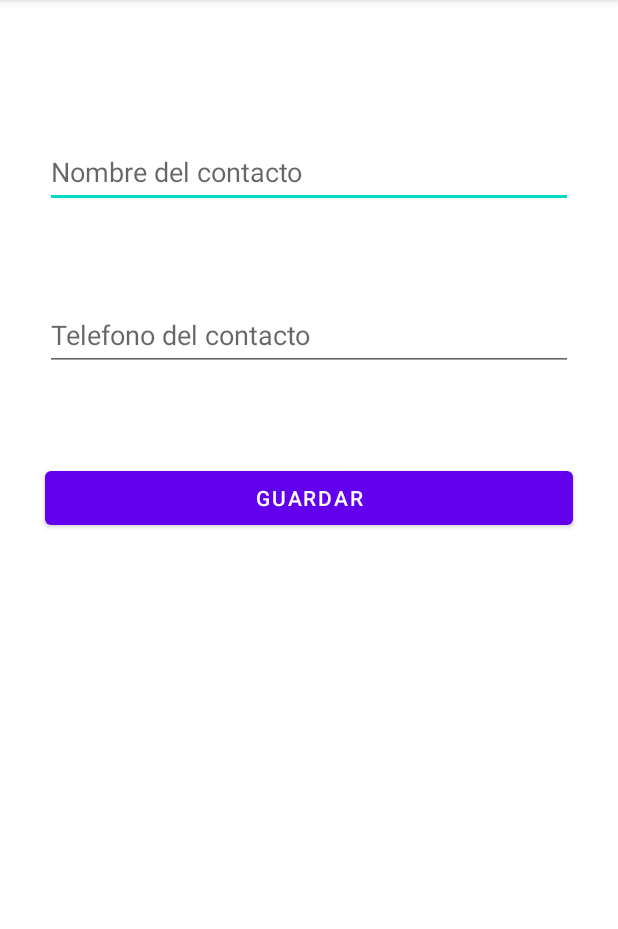
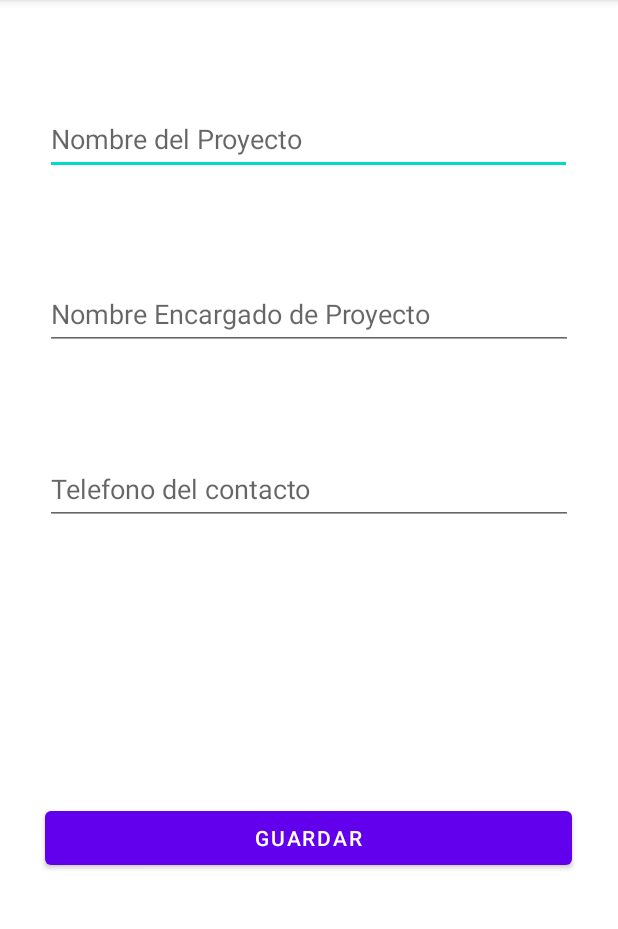
Before and after one commit to kmudb/KotlinSqlite, an Android app: the screen it shows after launch (AgregarContactos), after a tap on "Agregar", on a phone screen of 412 x 824 dp, the part 84-1013 px from its top. Run offline under Robolectric (Android 15) with nearby library versions, the phone set to English and light mode, and no system bars.

Commit message:
Signed-off-by: kmudb <karens.medrano@udb.edu.sv>

```diff
--- a/Contactos/app/src/main/java/com/example/contactos/AdminContactos.kt
+++ b/Contactos/app/src/main/java/com/example/contactos/AdminContactos.kt
@@ -4,7 +4,7 @@ import android.database.DatabaseUtils
 import android.widget.Toast
 
 import kotlinx.android.synthetic.main.activity_main.*
-data class Contacto(var id:Int, var nombre:String, var numero:String)
+data class Contacto(var id:Int, var nombre:String, var encargado:String, var numero:String)
 class AdminContactos {
     //query para ver todos los contactos
     fun getAllContactos():ArrayList<String>?{
@@ -37,8 +37,8 @@ class AdminContactos {
         try {
             val db=AppContactos.DB.writableDatabase
             val query="INSERT INTO ${AppContactos.TB_CONTACTOS} ("+
-                    "${Contract.Contacto.NOMBRE}, ${Contract.Contacto.NUMERO}) "+
-                    "VALUES('${contacto.nombre}','${contacto.numero}');"
+                    "${Contract.Contacto.NOMBRE}, ${Contract.Contacto.ENCARGADO}, ${Contract.Contacto.NUMERO}) "+
+                    "VALUES('${contacto.nombre}','${contacto.encargado}','${contacto.numero}');"
             db.execSQL(query)
             //Toast.makeText(AppContactos.CONTEXT,"Agregado",Toast.LENGTH_SHORT).show()
             db.close()
--- a/Contactos/app/src/main/java/com/example/contactos/AgregarContactos.kt
+++ b/Contactos/app/src/main/java/com/example/contactos/AgregarContactos.kt
@@ -21,8 +21,9 @@ val contactoAdmin = AdminContactos()
         btnGuardar.setOnClickListener {
             val nom: String = txtNombre.getText().toString()
             val num: String = txtNumero.getText().toString()
-            Toast.makeText(AppContactos.CONTEXT,nom,Toast.LENGTH_SHORT).show()
-            val newcontacto= Contacto(0,nom,num)
+            val enc: String = txtEncargado.getText().toString()
+//            Toast.makeText(AppContactos.CONTEXT,nom,Toast.LENGTH_SHORT).show()
+            val newcontacto= Contacto(0,nom,enc,num)
             contactoAdmin.addContacto(newcontacto)
             //AppContactos.CONTEXT.deleteDatabase(AppContactos.DB_NAME)
             finish()
--- a/Contactos/app/src/main/java/com/example/contactos/Contract.kt
+++ b/Contactos/app/src/main/java/com/example/contactos/Contract.kt
@@ -9,6 +9,7 @@ class Contract {
         companion object{
             val ID="id"
             val NOMBRE="nombre"
+            val ENCARGADO="encargado"
             val NUMERO="numero"
         }
     }
--- a/Contactos/app/src/main/java/com/example/contactos/InitDB.kt
+++ b/Contactos/app/src/main/java/com/example/contactos/InitDB.kt
@@ -9,6 +9,7 @@ class InitDB:SQLiteOpenHelper(AppContactos.CONTEXT, AppContactos.DB_NAME, null ,
       val queryCreaTabla="CREATE TABLE ${AppContactos.TB_CONTACTOS} ("+
         "${Contract.Contacto.ID} INTEGER PRIMARY KEY AUTOINCREMENT,"+
         "${Contract.Contacto.NOMBRE} TEXT NOT NULL,"+
+        "${Contract.Contacto.ENCARGADO} TEXT NOT NULL,"+
         "${Contract.Contacto.NUMERO} TEXT NOT NULL)";
 
     override fun onCreate(db: SQLiteDatabase?) {
--- a/Contactos/app/src/main/res/layout/activity_agregar_contactos.xml
+++ b/Contactos/app/src/main/res/layout/activity_agregar_contactos.xml
@@ -8,37 +8,32 @@
 
     <Button
         android:id="@+id/btnGuardar"
-        android:layout_width="0dp"
+        android:layout_width="351dp"
         android:layout_height="wrap_content"
         android:layout_marginStart="30dp"
-        android:layout_marginTop="40dp"
         android:layout_marginEnd="30dp"
-        android:layout_marginBottom="30dp"
         android:text="Guardar"
         app:layout_constraintBottom_toBottomOf="parent"
         app:layout_constraintEnd_toEndOf="parent"
         app:layout_constraintHorizontal_bias="0.0"
         app:layout_constraintStart_toStartOf="parent"
-        app:layout_constraintTop_toTopOf="parent"
-        app:layout_constraintVertical_bias="0.412" />
+        app:layout_constraintTop_toBottomOf="@+id/txtNumero" />
 
     <EditText
         android:id="@+id/txtNombre"
-        android:layout_width="0dp"
-        android:layout_height="wrap_content"
+        android:layout_width="351dp"
+        android:layout_height="48dp"
         android:layout_marginStart="30dp"
-        android:layout_marginTop="30dp"
         android:layout_marginEnd="30dp"
         android:ems="10"
-        android:hint="Nombre del contacto"
+        android:hint="Nombre del Proyecto"
         android:inputType="textPersonName"
         android:minHeight="48dp"
-        app:layout_constraintBottom_toTopOf="@+id/txtNumero"
+        app:layout_constraintBottom_toTopOf="@+id/txtEncargado"
         app:layout_constraintEnd_toEndOf="parent"
-        app:layout_constraintHorizontal_bias="0.497"
+        app:layout_constraintHorizontal_bias="0.0"
         app:layout_constraintStart_toStartOf="parent"
-        app:layout_constraintTop_toTopOf="parent"
-        app:layout_constraintVertical_bias="0.844" />
+        app:layout_constraintTop_toTopOf="parent" />
 
     <EditText
         android:id="@+id/txtNumero"
@@ -54,5 +49,24 @@
         app:layout_constraintEnd_toEndOf="parent"
         app:layout_constraintHorizontal_bias="0.0"
         app:layout_constraintStart_toStartOf="parent"
-        app:layout_constraintTop_toBottomOf="@+id/txtNombre" />
+        app:layout_constraintTop_toBottomOf="@+id/txtNombre"
+        app:layout_constraintVertical_bias="0.819" />
+
+    <EditText
+        android:id="@+id/txtEncargado"
+        android:layout_width="0dp"
+        android:layout_height="wrap_content"
+        android:layout_marginStart="30dp"
+        android:layout_marginEnd="30dp"
+        android:ems="10"
+        android:hint="Nombre Encargado de Proyecto"
+        android:inputType="textPersonName"
+        android:minHeight="48dp"
+        app:layout_constraintBottom_toTopOf="@+id/txtNumero"
+        app:layout_constraintEnd_toEndOf="parent"
+        app:layout_constraintHorizontal_bias="0.0"
+        app:layout_constraintStart_toStartOf="parent"
+        app:layout_constraintTop_toBottomOf="@+id/txtNombre"
+        app:layout_constraintVertical_bias="0.382" />
+
 </androidx.constraintlayout.widget.ConstraintLayout>
```
Also changed, not shown: 1 other file.
